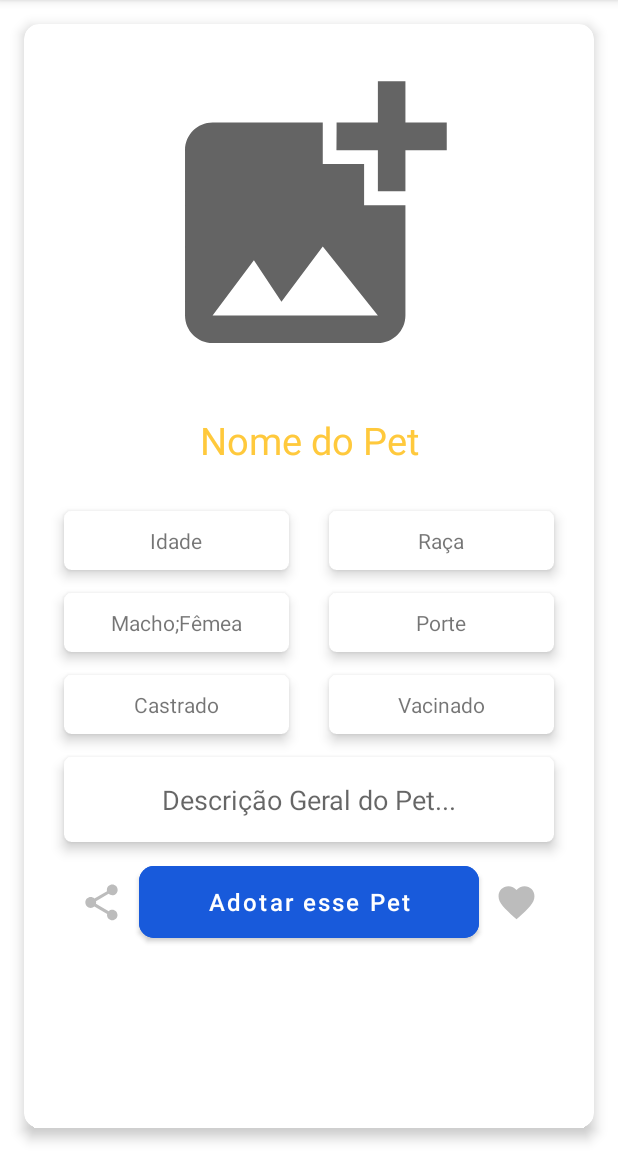
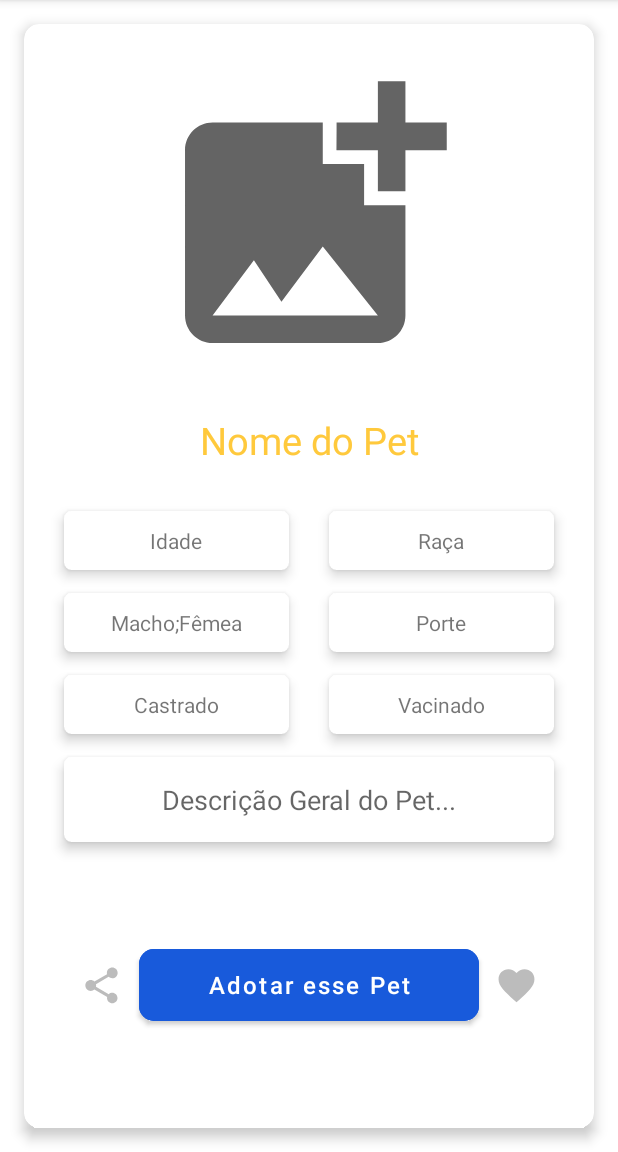
Before and after one commit to JamesWillian/miauau, an Android app: the fragment PetDetailFragment placed in its activity, on a phone screen of 412 x 824 dp, the part 84-1236 px from its top. Run offline under Robolectric (Android 15) with nearby library versions, the phone set to English and light mode, and no system bars; our stand-ins replace Firebase (no records; nobody signed in at launch, a user with empty details on screens opened directly), Picasso, navigation-ui; 2 statements that could not run were skipped.

```diff
--- a/app/src/main/res/layout/fragment_pet_detail.xml
+++ b/app/src/main/res/layout/fragment_pet_detail.xml
@@ -261,12 +261,14 @@
                     android:id="@+id/adoptButton"
                     android:layout_width="0dp"
                     android:layout_height="60dp"
-                    android:layout_marginTop="10dp"
+                    android:layout_marginTop="20dp"
+                    android:layout_marginBottom="20dp"
                     android:backgroundTint="@color/blue"
                     android:text="Adotar esse Pet"
                     android:textAllCaps="false"
                     android:textSize="16sp"
                     app:cornerRadius="10dp"
+                    app:layout_constraintBottom_toBottomOf="parent"
                     app:layout_constraintEnd_toStartOf="@id/saveImageView2"
                     app:layout_constraintStart_toEndOf="@id/shareImageView2"
                     app:layout_constraintTop_toBottomOf="@id/petDescriptionCard" />
```
Also changed, not shown: app/src/main/java/com/jammes/miauau/collections/PetRegisterViewModel.kt (+5 -3 lines), app/src/main/java/com/jammes/miauau/core/model/PetDomain.kt (+6 -2 lines).
